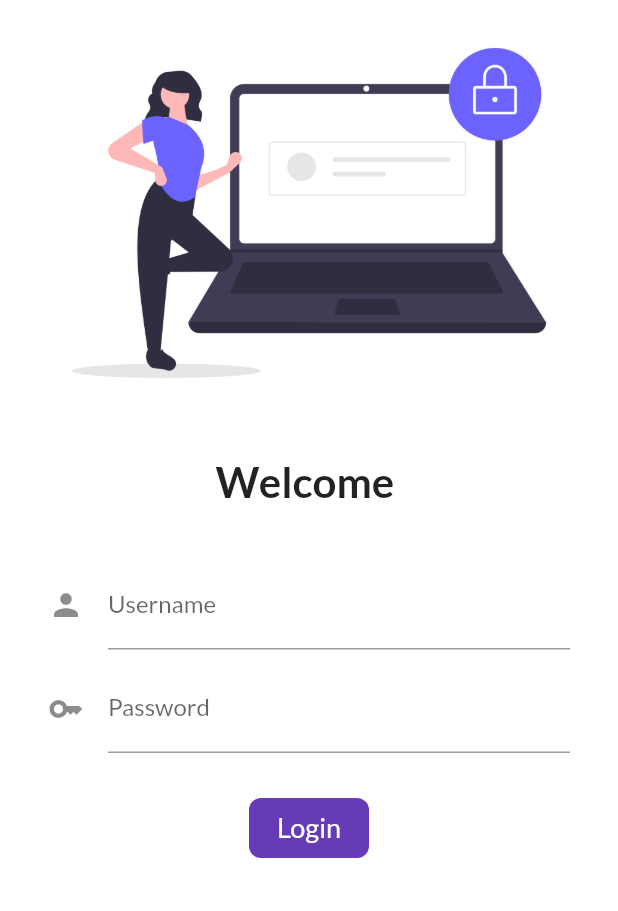
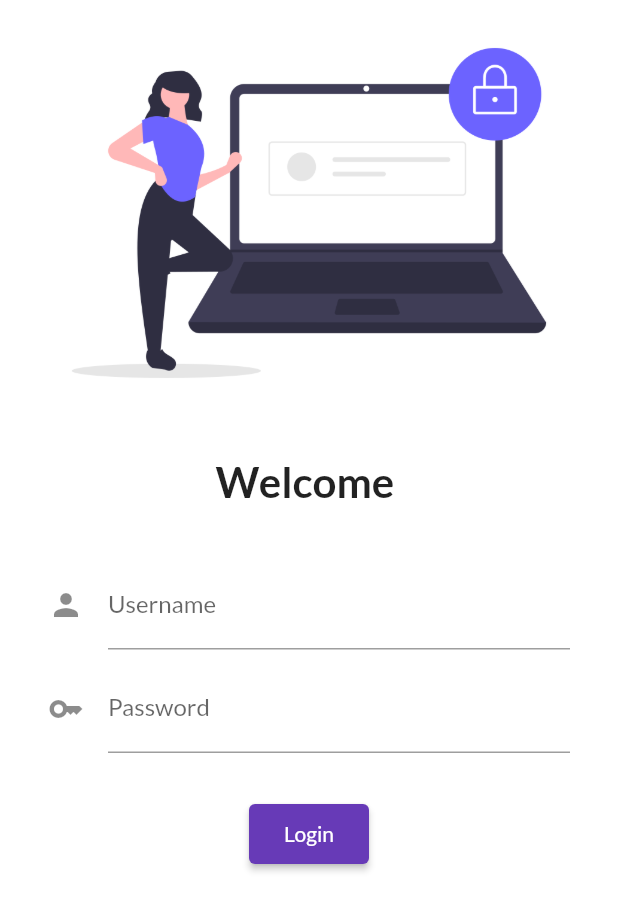
Before and after one commit to Tsuzat/learning_flutter, a Flutter app: the screen it shows after launch, on a phone screen of 412 x 824 dp. Shown: the top 911 px of the screen. Run offline on Flutter 3.47's test engine with Material 2 defaults, Android fonts, the phone set to English and light mode, and no system bars; our stand-ins replace google_fonts; missing offline and left inert: desktop_window.

Commit message:
Day8 Changes

```diff
--- a/lib/pages/login_page.dart
+++ b/lib/pages/login_page.dart
@@ -11,6 +11,8 @@ class LoginPage extends StatefulWidget {
 class _LoginPageState extends State<LoginPage> {
   String _name = "";
   bool changedButton = false;
+  final _formkey = GlobalKey<FormState>();
+
   @override
   Widget build(BuildContext context) {
     return Material(
@@ -36,8 +38,11 @@ class _LoginPageState extends State<LoginPage> {
             const SizedBox(
               height: 20,
             ),
-            Padding(
-              padding: const EdgeInsets.symmetric(vertical: 16, horizontal: 32),
+            Form(
+              key: _formkey,
+              child: Padding(
+                padding:
+                    const EdgeInsets.symmetric(vertical: 16, horizontal: 32),
                 child: Column(
                   children: [
                     // username
@@ -51,6 +56,12 @@ class _LoginPageState extends State<LoginPage> {
                         _name = value;
                         setState(() {});
                       },
+                      validator: (value) {
+                        if (value == null || value.isEmpty) {
+                          return "Username can not be empty";
+                        }
+                        return null;
+                      },
                     ),
                     const SizedBox(
                       height: 10,
@@ -63,57 +74,31 @@ class _LoginPageState extends State<LoginPage> {
                         hintText: "Enter password",
                         labelText: "Password",
                       ),
+                      validator: (value) {
+                        if (value == null || value.isEmpty) {
+                          return "Password can not be empty";
+                        } else if (value.length < 6) {
+                          return "Password can not be less than 6 character";
+                        }
+                        return null;
+                      },
                     ),
                     const SizedBox(
                       height: 30,
                     ),
-                  InkWell(
-                    onTap: () async {
-                      setState(
-                        () {
-                          changedButton = true;
+                    ElevatedButton(
+                      style: TextButton.styleFrom(
+                        fixedSize: const Size(80, 40),
+                      ),
+                      onPressed: () {
+                        if (_formkey.currentState!.validate()) {
+                          Navigator.pushNamed(context, MyRoutes.homeRoute);
+                        }
                       },
-                      );
-                      // wait before nevagating to new page/screen
-                      await Future.delayed(const Duration(milliseconds: 600));
-                      Navigator.pushNamed(context, MyRoutes.homeRoute);
-                    }, // onTap
-                    child: AnimatedContainer(
-                      duration: const Duration(milliseconds: 500),
-                      width: changedButton ? 40 : 80,
-                      height: 40,
-                      alignment: Alignment.center,
-                      decoration: BoxDecoration(
-                        color: Colors.deepPurple,
-                        borderRadius: BorderRadius.circular(
-                          changedButton ? 40 : 8,
+                      child: const Text("Login"),
                     ),
+                  ],
                 ),
-                      child: changedButton
-                          ? const Icon(
-                              Icons.done,
-                              color: Colors.white,
-                            )
-                          : const Text(
-                              "Login",
-                              style: TextStyle(
-                                fontSize: 18,
-                                color: Colors.white,
-                              ),
-                            ),
-                    ),
-                  ),
-
-                  //   ElevatedButton(
-                  //     style: TextButton.styleFrom(
-                  //       fixedSize: const Size(80, 40),
-                  //     ),
-                  //     onPressed: () {
-                  //       Navigator.pushNamed(context, MyRoutes.homeRoute);
-                  //     },
-                  //     child: const Text("Login"),
-                  //   ),
-                ],
               ),
             ),
           ],
```
Also changed, not shown: 1 other file. Lines whose indentation alone changed are shown as unchanged.
